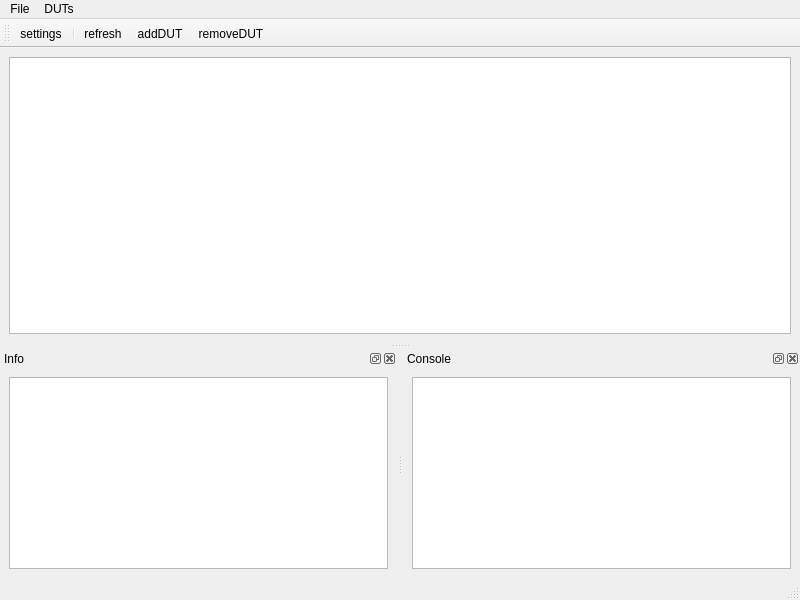
First picture: the form in XSTAF/ui/mainWindow.ui, repository xcgspring/XSTAF, before the edit.
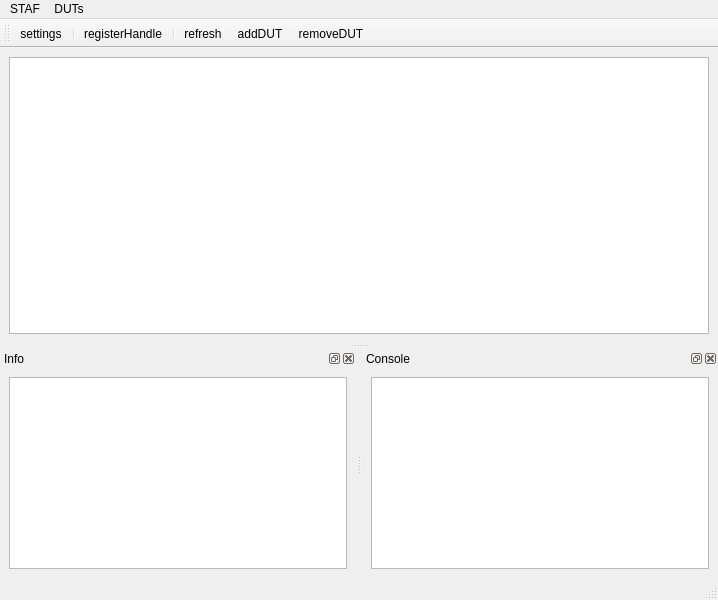
Second picture: the form after the edit. Icons and pictures are not drawn.

The edit to the form file:
```diff
--- a/XSTAF/ui/mainWindow.ui
+++ b/XSTAF/ui/mainWindow.ui
@@ -6,7 +6,7 @@
    <rect>
     <x>0</x>
     <y>0</y>
-    <width>800</width>
+    <width>718</width>
     <height>600</height>
    </rect>
   </property>
@@ -20,7 +20,17 @@
   <widget class="QWidget" name="centralwidget">
    <layout class="QGridLayout" name="gridLayout_3">
     <item row="0" column="0">
-     <widget class="QTableView" name="DUTView"/>
+     <widget class="QTableView" name="DUTView">
+      <property name="editTriggers">
+       <set>QAbstractItemView::NoEditTriggers</set>
+      </property>
+      <property name="selectionBehavior">
+       <enum>QAbstractItemView::SelectRows</enum>
+      </property>
+      <attribute name="verticalHeaderVisible">
+       <bool>false</bool>
+      </attribute>
+     </widget>
     </item>
    </layout>
   </widget>
@@ -29,13 +39,13 @@
     <rect>
      <x>0</x>
      <y>0</y>
-     <width>800</width>
+     <width>718</width>
      <height>21</height>
     </rect>
    </property>
    <widget class="QMenu" name="menuFile">
     <property name="title">
-     <string>File</string>
+     <string>STAF</string>
     </property>
     <addaction name="actionSettings"/>
    </widget>
@@ -93,6 +103,8 @@
    </attribute>
    <addaction name="actionSettings"/>
    <addaction name="separator"/>
+   <addaction name="actionRegisterHandle"/>
+   <addaction name="separator"/>
    <addaction name="actionRefresh"/>
    <addaction name="actionAddDUT"/>
    <addaction name="actionRemoveDUT"/>
@@ -133,6 +145,15 @@
     <string>refresh</string>
    </property>
   </action>
+  <action name="actionRegisterHandle">
+   <property name="icon">
+    <iconset resource="resources.qrc">
+     <normaloff>:/icons/icons/connect.png</normaloff>:/icons/icons/connect.png</iconset>
+   </property>
+   <property name="text">
+    <string>registerHandle</string>
+   </property>
+  </action>
  </widget>
  <resources>
   <include location="resources.qrc"/>
```
Left out of the diff: 2 changed lines with no effect on the pictures.
